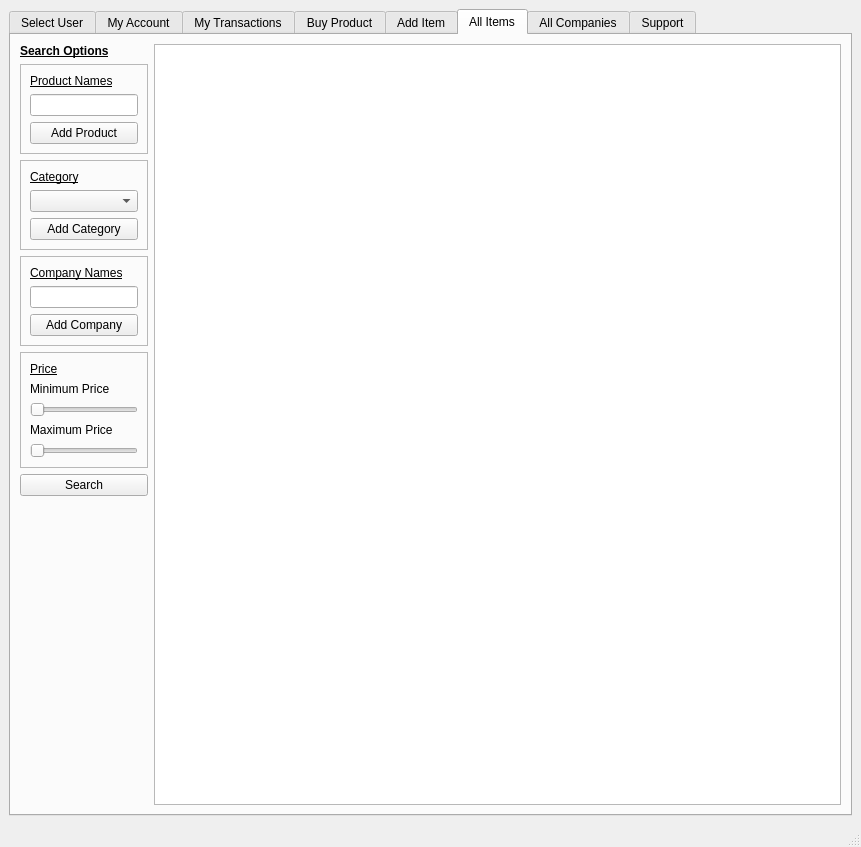
Before: the Qt Designer form app.ui in ppublicgit/CS687, drawn with Qt 5.
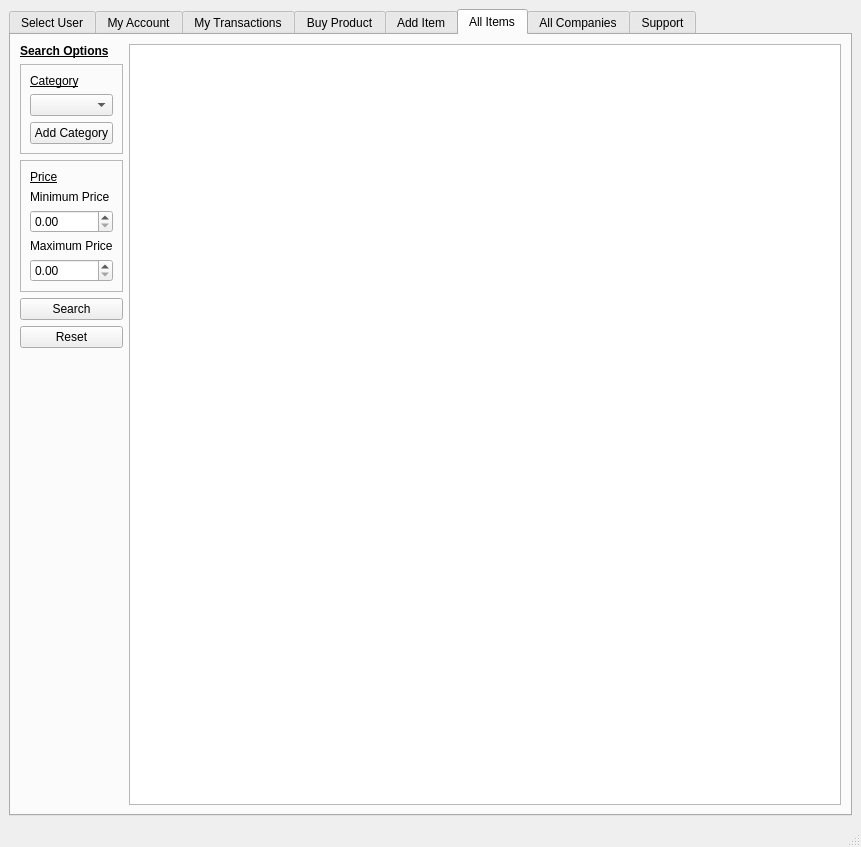
After: the same form once the commit is applied. The open tabs and pages were chosen to show the change.

Patch:
```diff
--- a/app.ui
+++ b/app.ui
@@ -668,47 +668,6 @@
               </property>
              </widget>
             </item>
-            <item>
-             <widget class="QFrame" name="frame_product_name">
-              <property name="frameShape">
-               <enum>QFrame::StyledPanel</enum>
-              </property>
-              <property name="frameShadow">
-               <enum>QFrame::Raised</enum>
-              </property>
-              <layout class="QVBoxLayout" name="verticalLayout_24">
-               <item>
-                <widget class="QLabel" name="label_product_name">
-                 <property name="font">
-                  <font>
-                   <underline>true</underline>
-                  </font>
-                 </property>
-                 <property name="text">
-                  <string>Product Names</string>
-                 </property>
-                </widget>
-               </item>
-               <item>
-                <widget class="QLineEdit" name="le_product_product">
-                 <property name="sizePolicy">
-                  <sizepolicy hsizetype="Minimum" vsizetype="Fixed">
-                   <horstretch>0</horstretch>
-                   <verstretch>0</verstretch>
-                  </sizepolicy>
-                 </property>
-                </widget>
-               </item>
-               <item>
-                <widget class="QPushButton" name="pb_add_product_product">
-                 <property name="text">
-                  <string>Add Product</string>
-                 </property>
-                </widget>
-               </item>
-              </layout>
-             </widget>
-            </item>
             <item>
              <widget class="QFrame" name="frame_product_category">
               <property name="frameShape">
@@ -743,47 +702,6 @@
               </layout>
              </widget>
             </item>
-            <item>
-             <widget class="QFrame" name="frame_product_company">
-              <property name="frameShape">
-               <enum>QFrame::StyledPanel</enum>
-              </property>
-              <property name="frameShadow">
-               <enum>QFrame::Raised</enum>
-              </property>
-              <layout class="QVBoxLayout" name="verticalLayout_30">
-               <item>
-                <widget class="QLabel" name="label_product_company">
-                 <property name="font">
-                  <font>
-                   <underline>true</underline>
-                  </font>
-                 </property>
-                 <property name="text">
-                  <string>Company Names</string>
-                 </property>
-                </widget>
-               </item>
-               <item>
-                <widget class="QLineEdit" name="le_product_company">
-                 <property name="sizePolicy">
-                  <sizepolicy hsizetype="Minimum" vsizetype="Fixed">
-                   <horstretch>0</horstretch>
-                   <verstretch>0</verstretch>
-                  </sizepolicy>
-                 </property>
-                </widget>
-               </item>
-               <item>
-                <widget class="QPushButton" name="pb_add_product_company">
-                 <property name="text">
-                  <string>Add Company</string>
-                 </property>
-                </widget>
-               </item>
-              </layout>
-             </widget>
-            </item>
             <item>
              <widget class="QFrame" name="frame_product_price">
               <property name="frameShape">
@@ -813,17 +731,7 @@
                 </widget>
                </item>
                <item>
-                <widget class="QSlider" name="hs_product_price">
-                 <property name="sizePolicy">
-                  <sizepolicy hsizetype="Minimum" vsizetype="Fixed">
-                   <horstretch>0</horstretch>
-                   <verstretch>0</verstretch>
-                  </sizepolicy>
-                 </property>
-                 <property name="orientation">
-                  <enum>Qt::Horizontal</enum>
-                 </property>
-                </widget>
+                <widget class="QDoubleSpinBox" name="sb_min_price"/>
                </item>
                <item>
                 <widget class="QLabel" name="label_product_price_max">
@@ -833,17 +741,7 @@
                 </widget>
                </item>
                <item>
-                <widget class="QSlider" name="horizontalSlider_4">
-                 <property name="sizePolicy">
-                  <sizepolicy hsizetype="Minimum" vsizetype="Fixed">
-                   <horstretch>0</horstretch>
-                   <verstretch>0</verstretch>
-                  </sizepolicy>
-                 </property>
-                 <property name="orientation">
-                  <enum>Qt::Horizontal</enum>
-                 </property>
-                </widget>
+                <widget class="QDoubleSpinBox" name="sb_max_price"/>
                </item>
               </layout>
              </widget>
@@ -855,6 +753,13 @@
               </property>
              </widget>
             </item>
+            <item>
+             <widget class="QPushButton" name="pb_product_search_reset">
+              <property name="text">
+               <string>Reset</string>
+              </property>
+             </widget>
+            </item>
             <item>
              <spacer name="verticalSpacer_2">
               <property name="orientation">
```
Left out of the diff: 2 changed lines with no effect on the pictures.
